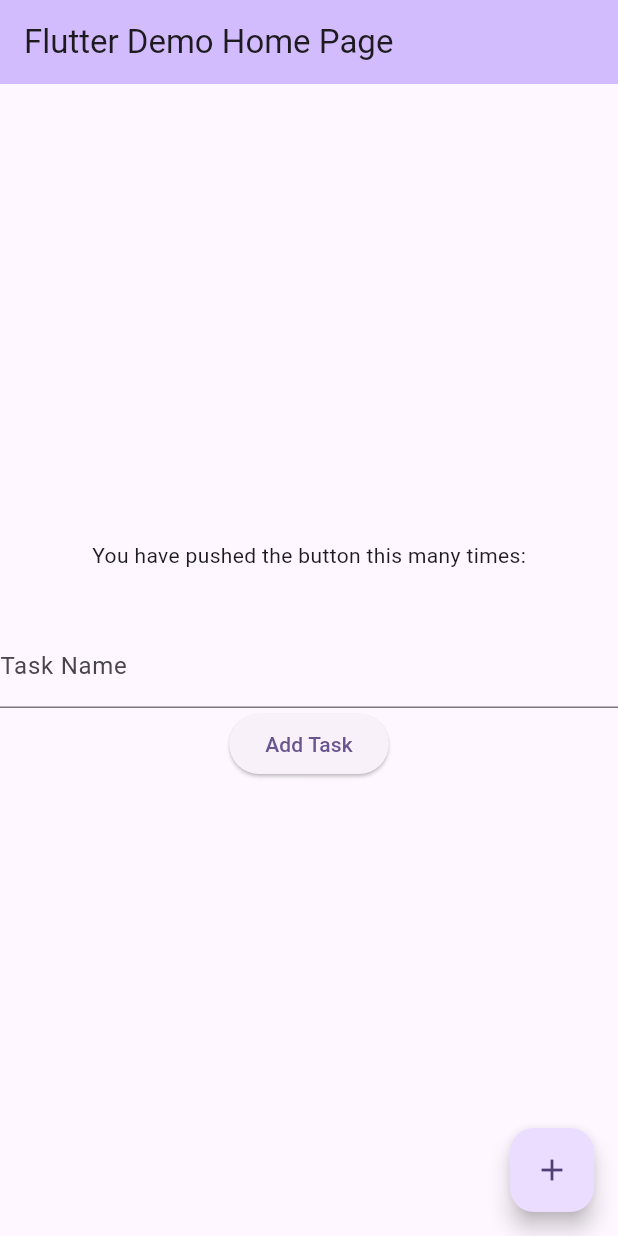
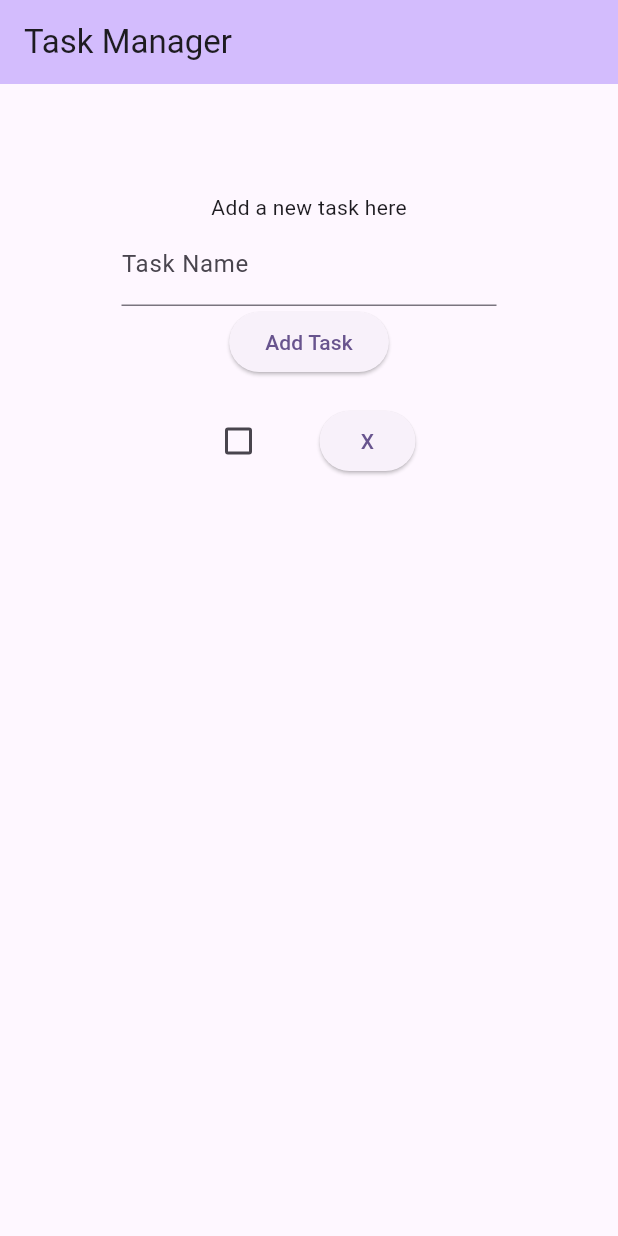
Before and after one commit to mnewby4/CW06, a Flutter app: the MyHomePage screen opened directly, after a tap on "Add Task", on a phone screen of 412 x 824 dp. Run offline on Flutter 3.47's test engine with Material 3 defaults, Android fonts, the phone set to English and light mode, and no system bars.

Commit message:
Able to add/mark complete tasks

```diff
--- a/lib/main.dart
+++ b/lib/main.dart
@@ -1,5 +1,5 @@
 import 'package:flutter/material.dart';
-/**
+/*
   manage list of tasks with CRUD firebase
 
   UI:
@@ -17,8 +17,6 @@ firebase--ensure tasks add/complete/remove IRT
     authentication to secure app and identify users
 
   login and logout for users(?)
-
-
  */
 
 void main() {
@@ -35,7 +33,7 @@ class MyApp extends StatelessWidget {
       theme: ThemeData(
         colorScheme: ColorScheme.fromSeed(seedColor: Colors.deepPurple),
       ),
-      home: const MyHomePage(title: 'Flutter Demo Home Page'),
+      home: const MyHomePage(title: 'Task Manager'),
     );
   }
 }
@@ -49,20 +47,36 @@ class MyHomePage extends StatefulWidget {
   State<MyHomePage> createState() => _MyHomePageState();
 }
 
+class Task {
+  String taskName;
+  bool markComplete;
+  List<Task> subTasks;
+
+  Task(this.taskName, this.markComplete, this.subTasks);
+}
+
 class _MyHomePageState extends State<MyHomePage> {
   final TextEditingController _nameController = TextEditingController();
-  int _counter = 0;
+  List<Task> taskList = [];
+  /*int _counter = 0;
 
   void _incrementCounter() {
     setState(() {
       _counter++;
     });
-  }
+  }*/
 
   void _addTask() {
     setState(() {
-      print("ADDED");
+      taskList.add(Task(
+        _nameController.text,
+        false,
+        [],
+      ));
     });
+    for (int i = 0; i < taskList.length; i++) {
+      print(taskList[i].taskName);
+    }
   }
 
   @override
@@ -76,11 +90,18 @@ class _MyHomePageState extends State<MyHomePage> {
         child: Column(
           mainAxisAlignment: MainAxisAlignment.center,
           children: <Widget>[
-            const Text('You have pushed the button this many times:'),
+            /*const Text('You have pushed the button this many times:'),
             Text(
               _nameController.text,
               style: Theme.of(context).textTheme.headlineMedium,
-            ),
+            ),*/
+            SizedBox(
+              height: 150,
+              width: 250,
+              child: Column(
+                mainAxisAlignment: MainAxisAlignment.center,
+                children: <Widget>[
+                  const Text("Add a new task here"),
                   TextField(
                     controller: _nameController,
                     decoration: const InputDecoration(labelText: 'Task Name'),
@@ -92,11 +113,52 @@ class _MyHomePageState extends State<MyHomePage> {
                 ],
               ),
             ),
-      floatingActionButton: FloatingActionButton(
+            Container(
+              height: 500,
+               child: ListView.builder(
+                  itemCount: taskList.length,
+                  itemBuilder: (context, index) {
+                    return Padding(
+                      padding: const EdgeInsets.symmetric(vertical: 5, horizontal: 10),
+                      child: Row(
+                        mainAxisAlignment: MainAxisAlignment.center,
+                        children: [
+                          Checkbox(
+                            value: taskList[index].markComplete,
+                            onChanged: (bool? value) {
+                              setState(() {
+                                taskList[index].markComplete = value!;
+                                print(taskList[index].markComplete);
+                              });
+                            },
+                          ),
+                            Text(
+                              taskList[index].taskName,
+                              style: TextStyle(
+                                color: taskList[index].markComplete ? Colors.grey : Colors.black,
+                              ),
+                            ),
+                          SizedBox(width: 30.0),
+                          SizedBox(
+                            child: ElevatedButton(
+                              onPressed: () { /*_deleteTask(index);*/ print("HIII"); },
+                              child: Text('X'),
+                            ),
+                          ),
+                        ],
+                      ),
+                    );
+                  },
+                ),
+            ),
+          ],
+        ),
+      ),
+      /*floatingActionButton: FloatingActionButton(
         onPressed: _incrementCounter,
         tooltip: 'Increment',
         child: const Icon(Icons.add),
-      ),
+      ),*/
     );
   }
 }
```
Lines whose indentation alone changed are shown as unchanged.
